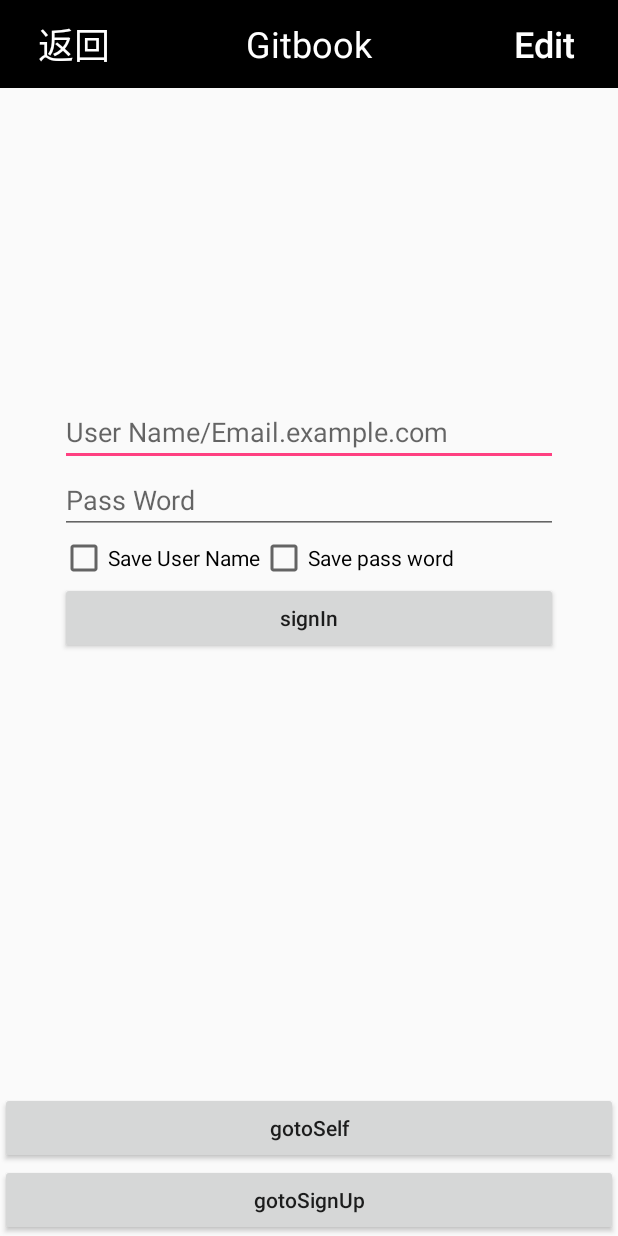
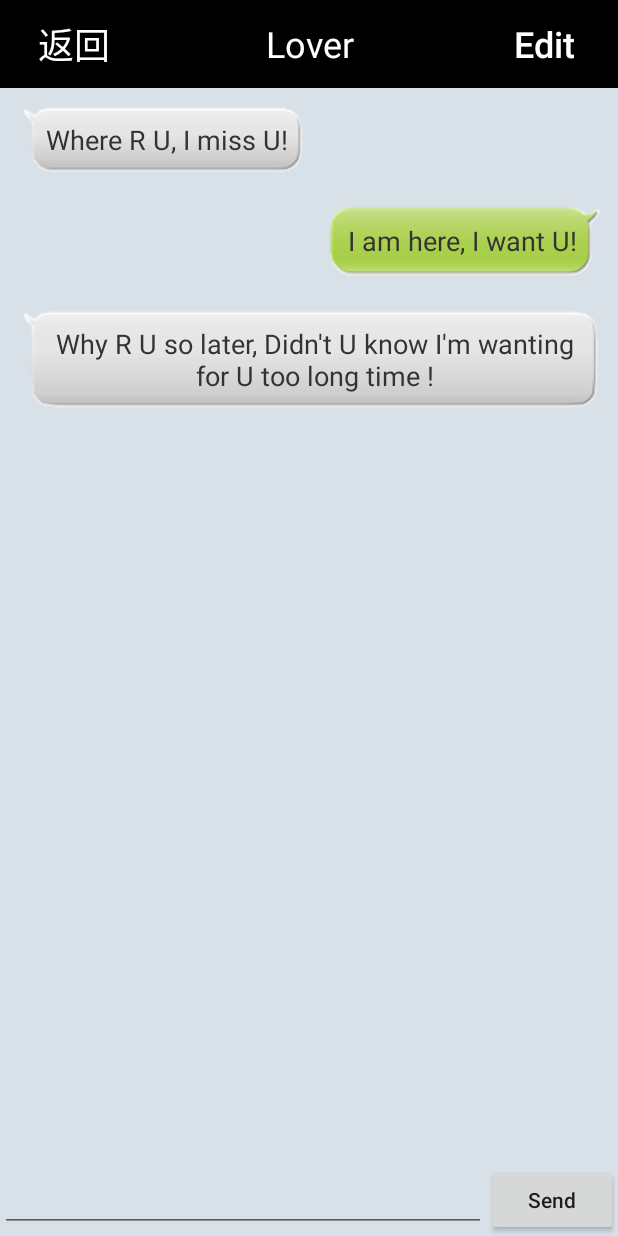
Before and after one commit to tourfield/GitBook, an Android app: the screen it shows after launch (SignInActivity before the commit, TalkingActivity after it), on a phone screen of 412 x 824 dp. Run offline under Robolectric (Android 15) with nearby library versions, the phone set to English and light mode, and no system bars.

Commit message:
TAG#V0.10_S3.7.1 聊天界面
[Context    ]: 使用9-patch制作对话框背景，使用RecyclerView实现聊天记录。

```diff
--- a/app/build.gradle
+++ b/app/build.gradle
@@ -26,8 +26,8 @@ dependencies {
     })
     compile 'com.android.support:appcompat-v7:25.3.1'
     compile 'com.android.support:recyclerview-v7:25.3.1'
-    testCompile 'junit:junit:4.12'
     compile 'com.android.support.constraint:constraint-layout:1.0.2'
     compile 'com.android.support:percent:25.3.1'
     compile 'com.android.support:design:25.3.1'
+    testCompile 'junit:junit:4.12'
 }
--- /dev/null
+++ b/app/src/main/java/com/github/tourfield/gitbook/Msg.java
@@ -0,0 +1,22 @@
+package com.github.tourfield.gitbook;
+
+/**
+ * Created by Geary on 2017/6/1.
+ */
+
+public class Msg {
+    public static final int TYPE_RECEIVED = 0;
+    public static final int TYPE_SEND = 1;
+    private String context;
+    private int type;
+    public Msg(String context,int type){
+        this.context=context;
+        this.type=type;
+    }
+    public String getContext(){
+        return context;
+    }
+    public int getType(){
+        return type;
+    }
+}
--- /dev/null
+++ b/app/src/main/java/com/github/tourfield/gitbook/MsgAdapter.java
@@ -0,0 +1,59 @@
+package com.github.tourfield.gitbook;
+
+import android.support.v7.widget.RecyclerView;
+import android.view.LayoutInflater;
+import android.view.View;
+import android.view.ViewGroup;
+import android.widget.LinearLayout;
+import android.widget.TextView;
+
+import java.util.List;
+
+/**
+ * Created by Geary on 2017/6/2.
+ */
+
+public class MsgAdapter extends RecyclerView.Adapter<MsgAdapter.ViewHolder> {
+    private List<Msg> mMsgList;
+    static class ViewHolder extends RecyclerView.ViewHolder{
+        LinearLayout leftLayout;
+        LinearLayout rightLayout;
+        TextView leftMsg;
+        TextView rightMsg;
+        public  ViewHolder(View view){
+            super(view);
+            leftLayout=(LinearLayout)view.findViewById(R.id.left_layout);
+            rightLayout=(LinearLayout)view.findViewById(R.id.right_layout);
+            leftMsg = (TextView)view.findViewById(R.id.comeInMsg);
+            rightMsg = (TextView)view.findViewById(R.id.sendToMsg);
+        }
+    }
+    public MsgAdapter(List<Msg> msgList){
+        mMsgList = msgList;
+    }
+
+    @Override
+    public ViewHolder onCreateViewHolder(ViewGroup parent, int viewType) {
+        View view= LayoutInflater.from(parent.getContext()).inflate(R.layout.layout_msg,parent,false);
+        return new ViewHolder(view);
+    }
+
+    @Override
+    public void onBindViewHolder(ViewHolder holder, int position) {
+        Msg msg = mMsgList.get(position);
+        if (msg.getType() == Msg.TYPE_RECEIVED){
+            holder.leftLayout.setVisibility(View.VISIBLE);
+            holder.rightLayout.setVisibility(View.GONE);
+            holder.leftMsg.setText(msg.getContext());
+        }else if (msg.getType() == Msg.TYPE_SEND){
+            holder.rightLayout.setVisibility(View.VISIBLE);
+            holder.leftLayout.setVisibility(View.GONE);
+            holder.rightMsg.setText(msg.getContext());
+        }
+    }
+
+    @Override
+    public int getItemCount() {
+        return mMsgList.size();
+    }
+}
--- /dev/null
+++ b/app/src/main/java/com/github/tourfield/gitbook/TalkingActivity.java
@@ -0,0 +1,64 @@
+package com.github.tourfield.gitbook;
+
+import android.support.v4.app.NotificationCompat;
+import android.support.v7.app.ActionBar;
+import android.support.v7.app.AppCompatActivity;
+import android.os.Bundle;
+import android.support.v7.widget.LinearLayoutManager;
+import android.support.v7.widget.RecyclerView;
+import android.view.View;
+import android.widget.Button;
+import android.widget.EditText;
+import android.widget.TextView;
+
+import java.util.ArrayList;
+import java.util.List;
+
+public class TalkingActivity extends AppCompatActivity implements View.OnClickListener {
+    private List <Msg> msgList = new ArrayList<>();
+    private EditText inputText;
+    private Button send;
+    private RecyclerView msgRecyclerView;
+    private MsgAdapter adapter;
+    @Override
+    protected void onCreate(Bundle savedInstanceState) {
+        super.onCreate(savedInstanceState);
+        setContentView(R.layout.activity_talking);
+        ActionBar actionBar = getSupportActionBar();
+        if (actionBar !=null){
+            actionBar.hide();
+        }
+        TextView titleText = (TextView)findViewById(R.id.titleEditTxt);
+        titleText.setText("Lover");
+        initMsg();
+        inputText =(EditText)findViewById(R.id.inputMsg);
+        send =(Button)findViewById(R.id.sendMsgBt);
+        msgRecyclerView = (RecyclerView)findViewById(R.id.msgRecyclerView);
+        LinearLayoutManager layoutManager = new LinearLayoutManager(this);
+        msgRecyclerView.setLayoutManager(layoutManager);
+        adapter = new MsgAdapter(msgList);
+        msgRecyclerView.setAdapter(adapter);
+        send.setOnClickListener(this);
+    }
+
+    private void initMsg() {
+        Msg msg1=new Msg("Where R U, I miss U!",Msg.TYPE_RECEIVED);
+        msgList.add(msg1);
+        Msg msg2=new Msg("I am here, I want U!",Msg.TYPE_SEND);
+        msgList.add(msg2);
+        Msg msg3=new Msg("Why R U so later, Didn't U know I'm wanting for U too long time !",Msg.TYPE_RECEIVED);
+        msgList.add(msg3);
+    }
+
+    @Override
+    public void onClick(View v) {
+        String content = inputText.getText().toString();
+        if (!"".equals(content)){
+            Msg msg =  new Msg(content,Msg.TYPE_SEND);
+            msgList.add(msg);
+            adapter.notifyItemInserted(msgList.size() - 1);
+            msgRecyclerView.scrollToPosition(msgList.size() - 1);
+            inputText.setText("");
+        }
+    }
+}
--- /dev/null
+++ b/app/src/main/res/layout/activity_talking.xml
@@ -0,0 +1,31 @@
+<?xml version="1.0" encoding="utf-8"?>
+<LinearLayout xmlns:android="http://schemas.android.com/apk/res/android"
+    android:orientation="vertical"
+    android:layout_width="match_parent"
+    android:layout_height="match_parent"
+    android:background="#d8e0e8">
+    <include layout="@layout/title"/>
+
+    <android.support.v7.widget.RecyclerView
+    android:id="@+id/msgRecyclerView"
+    android:layout_width="match_parent"
+    android:layout_height="0dp"
+    android:layout_weight="1"/>
+
+    <LinearLayout
+        android:layout_width="match_parent"
+        android:layout_height="wrap_content">
+        <EditText
+            android:id="@+id/inputMsg"
+            android:layout_width="0dp"
+            android:layout_height="wrap_content"
+            android:layout_weight="1"
+            android:maxLines="2"/>
+        <Button
+            android:id="@+id/sendMsgBt"
+            android:layout_width="wrap_content"
+            android:layout_height="wrap_content"
+            android:text="Send"
+            android:textAllCaps="false"/>
+    </LinearLayout>
+</LinearLayout>
--- /dev/null
+++ b/app/src/main/res/layout/layout_msg.xml
@@ -0,0 +1,38 @@
+<?xml version="1.0" encoding="utf-8"?>
+<LinearLayout xmlns:android="http://schemas.android.com/apk/res/android"
+    android:orientation="vertical"
+    android:layout_width="match_parent"
+    android:layout_height="wrap_content"
+    android:padding="10dp">
+    <LinearLayout
+        android:id="@+id/right_layout"
+        android:layout_width="wrap_content"
+        android:layout_height="wrap_content"
+        android:layout_gravity="right">
+        <TextView
+            android:id="@+id/sendToMsg"
+            android:layout_width="wrap_content"
+            android:layout_height="wrap_content"
+            android:gravity="center"
+            android:background="@drawable/sendto"
+            android:text="你好，小娜"
+            android:textColor="#333"
+            android:textSize="18dp" />
+
+    </LinearLayout>
+    <LinearLayout
+        android:id="@+id/left_layout"
+        android:layout_width="wrap_content"
+        android:layout_height="wrap_content"
+        android:layout_gravity="left">
+        <TextView
+            android:id="@+id/comeInMsg"
+            android:layout_width="wrap_content"
+            android:layout_height="wrap_content"
+            android:gravity="center"
+            android:background="@drawable/comein"
+            android:text="你好，小枚"
+            android:textColor="#333"
+            android:textSize="18dp" />
+    </LinearLayout>
+</LinearLayout>
```
Also changed, not shown: app/src/main/AndroidManifest.xml (+21 -13 lines), app/src/main/res/layout/layout_web.xml (+58 -5 lines), app/src/main/res/drawable/comein.9.png (added), app/src/main/res/drawable/comein11.png (added), app/src/main/res/drawable/inputext.9.png (added), app/src/main/res/drawable/sendto.9.png (added), app/src/main/res/drawable/sendto11.png (added).
